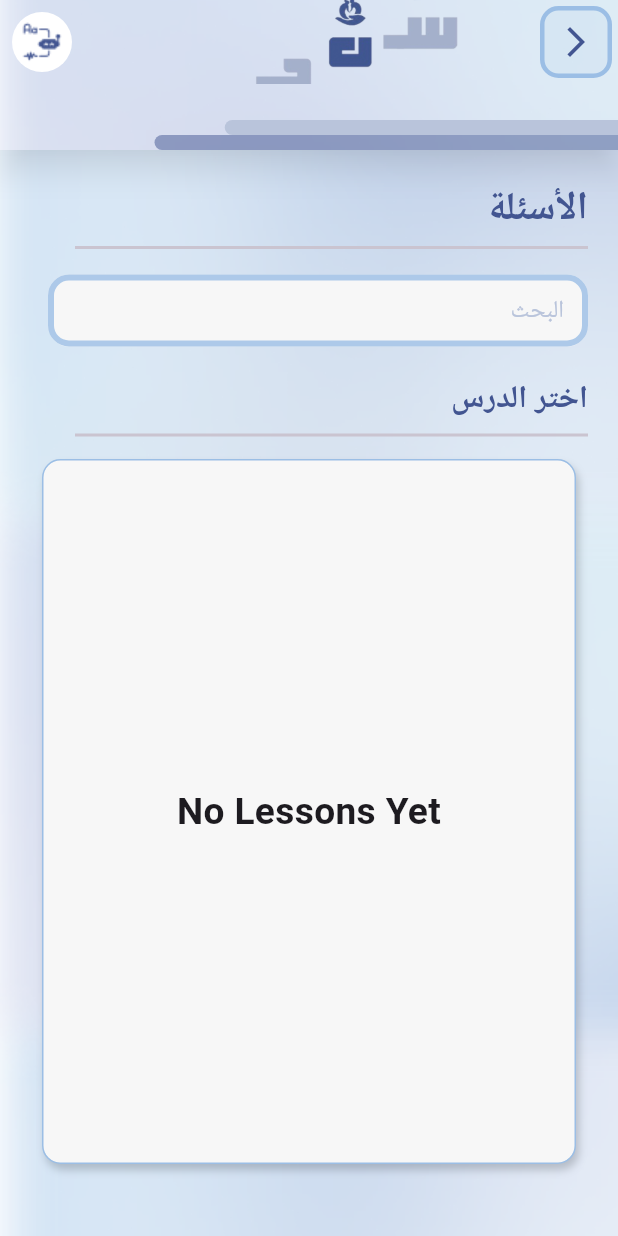
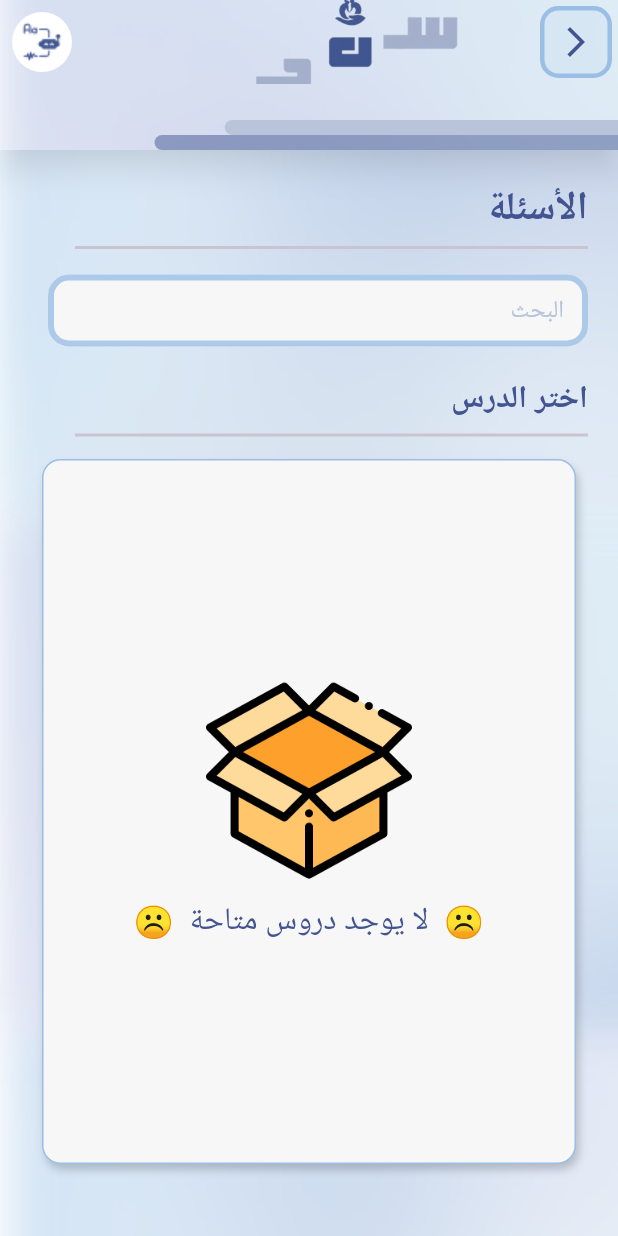
Before and after one commit to 0Ahmad0/sanad_app, a Flutter app: the QuestionsUserScreen screen opened by its route, on a phone screen of 412 x 824 dp. Run offline on Flutter 3.47's test engine with Material 3 defaults, Android fonts, the phone set to English and light mode, and no system bars; our stand-ins replace animate_do, audioplayers, cached_network_image, chewie, cloud_firestore, file_picker and 12 more; missing offline and left inert: audio_waveforms; accounts and stored records are empty; Roboto replaces fonts that are missing (Cairo).

Commit message:
user: some fixing

```diff
--- a/lib/app/controller/firebase/firebase_fun.dart
+++ b/lib/app/controller/firebase/firebase_fun.dart
@@ -267,9 +267,9 @@ class FirebaseFun {
         errorMessage =
         "تم انشاء الحساب بنجاح";
         break;
-      case "":
+      case "Lesson successfully delete":
         errorMessage =
-        "";
+        "تم حذف الجلسة بنجاح";
         break;
       case "":
         errorMessage =
--- a/lib/app/controller/profile_controller.dart
+++ b/lib/app/controller/profile_controller.dart
@@ -61,6 +61,7 @@ class ProfileController extends GetxController {
 
     } catch (e) {
       String errorMessage;
+      // errorMessage = "An unexpected error occurred. Please try again later.";
       errorMessage = "An unexpected error occurred. Please try again later.";
       Get.back();
       Get.snackbar(
@@ -118,6 +119,7 @@ class ProfileController extends GetxController {
 
     } catch (e) {
       String errorMessage;
+      // errorMessage = "An unexpected error occurred. Please try again later.";
       errorMessage = "An unexpected error occurred. Please try again later.";
       Get.back();
       Get.snackbar(
@@ -129,7 +131,6 @@ class ProfileController extends GetxController {
   }
   Future<void> getUser() async {
     try {
-      ;
       await FirebaseFirestore.instance
           .collection('Users')
           .doc(FirebaseAuth.instance.currentUser?.uid ??
@@ -153,6 +154,7 @@ class ProfileController extends GetxController {
 
     } catch (e) {
       String errorMessage;
+      // errorMessage = "An unexpected error occurred. Please try again later.";
       errorMessage = "An unexpected error occurred. Please try again later.";
       Get.snackbar(
           AppString.message_failure,
--- a/lib/app/core/local/storage.dart
+++ b/lib/app/core/local/storage.dart
@@ -44,6 +44,9 @@ class AppStorage {
     await _storage.remove(AppConstants.idKEY);
     await _storage.remove(AppConstants.uidKEY);
     await _storage.remove(AppConstants.tokenKEY);
+    await _storage.remove(AppConstants.USER_NAME_KEY);
+    await _storage.remove(AppConstants.PASSWORD_KEY);
+    await _storage.remove(AppConstants.USER_NAME_KEY);
     await _storage.write(AppConstants.rememberMe, false);
   }
 }
--- a/lib/app/core/utils/app_string.dart
+++ b/lib/app/core/utils/app_string.dart
@@ -141,6 +141,7 @@ class AppString {
   ////info
   static const infoNotLessonYet = 'لا يوجد دروس متاحة';
   static const infoNotElderlyYet = 'لا يوجد مستخدمين متاحين';
+  static const infoNotLessonRequestYet = 'لا يوجد طلبات دروس حتى الأن';
   // static const infoNotLessonYet = 'No Lessons Yet';
 
 
@@ -158,22 +159,38 @@ class AppString {
   static const enterValidConfirmPassword = 'Password must be same as above';
 
   ///<Error Message Firebase>//
-  static const message_email_successfully_send_code= "Email successfully send code";
-  static const message_successfully_created= "Account successfully created";
-  static const message_successfully_update= "Account successfully update";
-  static const message_Unsuccessfully_created= "Account Unsuccessfully created";
-  static const message_email_already_use= "The email address is already in use";
-  static const message_short_password= "short password\nshould be at least 6 characters";
-  static const message_successfully_logged= "successfully logged";
-  static const message_email_invalid= "The email is invalid";
-  static const message_password_invalid= "The password is invalid";
-  static const message_network_error= "A network error";
-  static const message_account_invalid= "Account is invalid";
+  // static const message_email_successfully_send_code= "Email successfully send code";
+  // static const message_successfully_created= "Account successfully created";
+  // static const message_successfully_update= "Account successfully update";
+  // static const message_Unsuccessfully_created= "Account Unsuccessfully created";
+  // static const message_email_already_use= "The email address is already in use";
+  // static const message_short_password= "short password\nshould be at least 6 characters";
+  // static const message_successfully_logged= "successfully logged";
+  // static const message_email_invalid= "The email is invalid";
+  // static const message_password_invalid= "The password is invalid";
+  // static const message_network_error= "A network error";
+  // static const message_account_invalid= "Account is invalid";
+  // static const message_Bad_data_fetch= "Internal Error: Bad data fetch";
+  // static const message_time_out= "time out";
+  // static const message_given_empty= "Given String is empty or null";
+  // static const message_account_not_active= "Account not Active";
+  // static const message_unable_connection= "Unable connection";
+  static const message_email_successfully_send_code= "تم ارسال الرمز إلى البريد";
+  static const message_successfully_created= "تم انشاء الحساب بنجاح";
+  static const message_successfully_update= "تم تحديث الحساب بنجاح";
+  static const message_Unsuccessfully_created= "فشل تحديث الحساب";
+  static const message_email_already_use= "البريد المدخل موجود مسبقاً";
+  static const message_short_password= "كلمة السر قصيرة\nيجب أن تكون 6 محارف على الأقل";
+  static const message_successfully_logged= "تم تسجيل الدخول بنجاح";
+  static const message_email_invalid= "البريد غير صالح";
+  static const message_password_invalid= "كلمة السر غير صحيحة";
+  static const message_network_error= "حدث خطأ بالشبكة";
+  static const message_account_invalid= "الحساب غير صالح";
   static const message_Bad_data_fetch= "Internal Error: Bad data fetch";
-  static const message_time_out= "time out";
-  static const message_given_empty= "Given String is empty or null";
-  static const message_account_not_active= "Account not Active";
-  static const message_unable_connection= "Unable connection";
+  static const message_time_out= "انتهت مدة الاتصال";
+  static const message_given_empty= "النص فارغ";
+  static const message_account_not_active= "الحساب غير نشط";
+  static const message_unable_connection= "فشل الاتصال";
 
 
   ///<Message Firebase>//
--- a/lib/app/models/user_model.dart
+++ b/lib/app/models/user_model.dart
@@ -29,7 +29,7 @@ class UserModel {
   });
 
   factory UserModel.fromJson(json) {
-    var data = json.runtimeType.toString()=='_JsonQueryDocumentSnapshot'?json.data():json;
+    var data = json.runtimeType.toString()=='_JsonDocumentSnapshot'?json.data():json;
     String name =
         json["name"] ?? '${json["firstName"] ?? ''} ${json["lastName"] ?? ''}';
     return UserModel(
--- a/lib/user/screens/lessons_user_screen.dart
+++ b/lib/user/screens/lessons_user_screen.dart
@@ -10,6 +10,7 @@ import '../../app/core/utils/values_manager.dart';
 import '../../app/widgets/container_auth_widget.dart';
 import '../../app/widgets/custom_appbar_widget.dart';
 import '../../app/widgets/default_scaffold.dart';
+import '../../app/widgets/empty_widget.dart';
 import '../../app/widgets/textfield_app.dart';
 import '../widgets/show_lesson_widget.dart';
 
@@ -94,8 +95,8 @@ class _LessonUserScreenState extends State<LessonUserScreen> {
                             GetBuilder<LessonsController>(
                                 builder: (LessonsController lessonsController)=>
                                 (lessonsController.lessonsWithFilter.items.isEmpty ?? true)
-                                    ? ConstantsWidgets.emptyWidget(context,
-                                    text: "No Lessons Yet")
+                                    ? EmptyWidget(
+                                    text: AppString.infoNotLessonYet)
                                     :
 
                                 buildLessons(context, controller.lessonsWithFilter.items ?? []));
--- a/lib/user/screens/managing_lesson_user_screens.dart
+++ b/lib/user/screens/managing_lesson_user_screens.dart
@@ -18,6 +18,7 @@ import '../../app/models/lesson_model.dart';
 import '../../app/screens/auth/widgets/divider_auth_widgets.dart';
 import '../../app/widgets/constants_widgets.dart';
 import '../../app/widgets/container_auth_widget.dart';
+import '../../app/widgets/empty_widget.dart';
 import '../../app/widgets/textfield_app.dart';
 import '../../main.dart';
 import '../widgets/lesson_request_user_widget.dart';
@@ -126,8 +127,8 @@ class _ManagingLessonUserScreenState extends State<ManagingLessonUserScreen> {
                                 GetBuilder<LessonsRequestsUserController>(
                                     builder: (LessonsRequestsUserController lessonsController)=>
                                     (lessonsController.lessonsWithFilter.items.isEmpty ?? true)
-                                        ? ConstantsWidgets.emptyWidget(context,
-                                      text: "No Lesson Requesrs Yet",)
+                                        ? EmptyWidget(
+                                        text: AppString.infoNotLessonRequestYet)
                                         :
 
                                     buildLessons(context, controller.lessonsWithFilter.items ?? []));
--- a/lib/user/screens/questions_user_screen.dart
+++ b/lib/user/screens/questions_user_screen.dart
@@ -17,6 +17,7 @@ import '../../app/models/lesson_model.dart';
 import '../../app/screens/auth/widgets/divider_auth_widgets.dart';
 import '../../app/widgets/constants_widgets.dart';
 import '../../app/widgets/container_auth_widget.dart';
+import '../../app/widgets/empty_widget.dart';
 import '../../app/widgets/textfield_app.dart';
 import '../../main.dart';
 import '../widgets/lesson_user_widget.dart';
@@ -125,9 +126,8 @@ class _QuestionsUserScreenState extends State<QuestionsUserScreen> {
                                           (lessonsController.lessonsWithFilter
                                                       .items.isEmpty ??
                                                   true)
-                                              ? ConstantsWidgets.emptyWidget(
-                                                  context,
-                                                  text: "No Lessons Yet")
+                                              ? EmptyWidget(
+                                              text: AppString.infoNotLessonYet)
                                               : buildLessons(
                                                   context,
                                                   controller.lessonsWithFilter
--- a/lib/user/screens/rate_lesson_screen.dart
+++ b/lib/user/screens/rate_lesson_screen.dart
@@ -7,6 +7,7 @@ import '../../app/controller/user_controller.dart';
 import '../../app/core/utils/assets_manager.dart';
 import '../../app/widgets/custom_appbar_widget.dart';
 import '../../app/widgets/default_scaffold.dart';
+import '../../app/widgets/empty_widget.dart';
 import '../../main.dart';
 import '../widgets/show_rate_lesson_widget.dart';
 
@@ -107,8 +108,8 @@ class _RateLessonScreenState extends State<RateLessonScreen> {
                                 GetBuilder<LessonsController>(
                                     builder: (LessonsController lessonsController)=>
                                     (lessonsController.lessonsWithFilter.items.isEmpty ?? true)
-                                        ? ConstantsWidgets.emptyWidget(context,
-                                        text: "No Lessons Yet")
+                                        ?EmptyWidget(
+                                        text: AppString.infoNotLessonYet)
                                         :
 
                                     buildLessons(context, controller.lessonsWithFilter.items ?? []));
```
Also changed, not shown: lib/app/controller/auth_controller.dart (+11 -10 lines).
